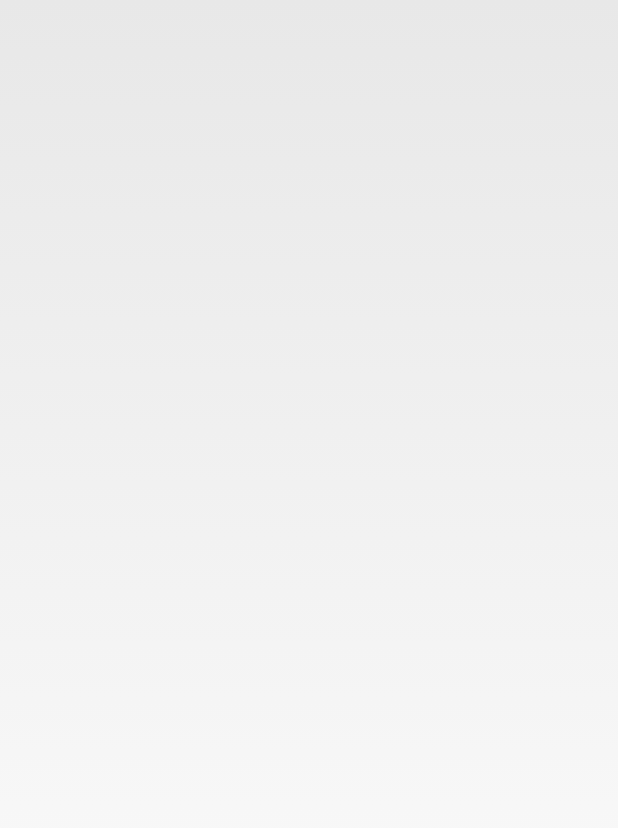
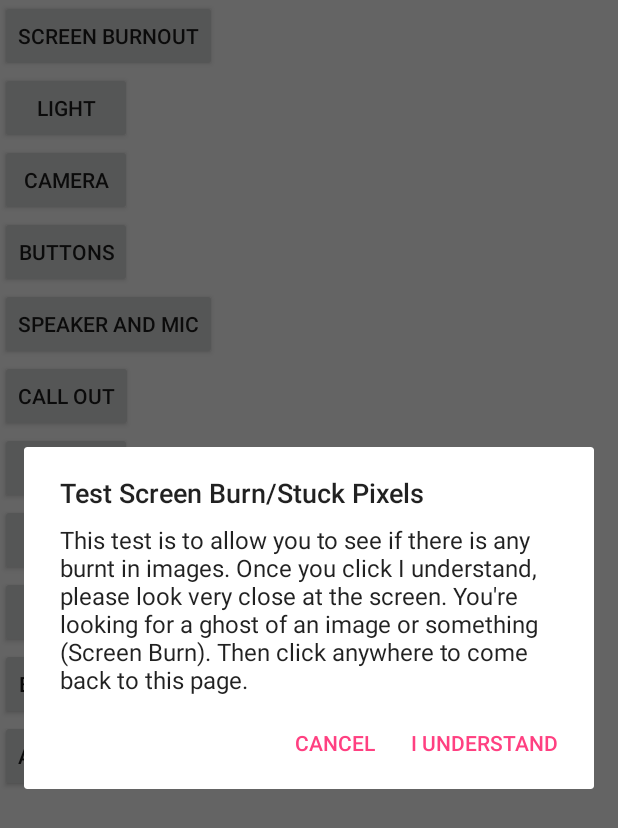
Before and after one commit to crua9/Android-Device-Tester, an Android app: the screen it shows after launch (Screen before the commit, MainActivity after it), after a tap on "SCREEN BURNOUT", on a phone screen of 412 x 824 dp. Shown: the top 828 px of the screen. Run offline under Robolectric (Android 15) with nearby library versions, the phone set to English and light mode, and no system bars.

Commit message:
Added the burnout feature and light
I added the burnout feature and the flashlight

```diff
--- a/app/src/main/AndroidManifest.xml
+++ b/app/src/main/AndroidManifest.xml
@@ -1,6 +1,9 @@
 <?xml version="1.0" encoding="utf-8"?>
 <manifest xmlns:android="http://schemas.android.com/apk/res/android"
     package="com.techreviewsandhelp.devicetester">
+
+    <uses-permission android:name="android.permission.CAMERA" />
+    <uses-feature android:name="android.hardware.camera" />
 
     <application
         android:allowBackup="true"
@@ -19,7 +22,7 @@
         <activity android:name=".Screen"
             android:label="@string/app_name"
             android:theme="@android:style/Theme.Holo.Light.NoActionBar.Fullscreen">
-        </activity>/>
+        </activity>
     </application>
 
 </manifest>
--- a/app/src/main/java/com/techreviewsandhelp/devicetester/MainActivity.java
+++ b/app/src/main/java/com/techreviewsandhelp/devicetester/MainActivity.java
@@ -1,14 +1,26 @@
 package com.techreviewsandhelp.devicetester;
 
 import android.app.Activity;
+import android.app.AlertDialog;
 import android.content.Context;
+import android.content.DialogInterface;
 import android.content.Intent;
+import android.content.pm.PackageManager;
+import android.hardware.Camera;
 import android.support.v7.app.AppCompatActivity;
 import android.os.Bundle;
+import android.util.Log;
+import android.view.Gravity;
 import android.view.View;
+import android.view.ViewGroup;
 import android.widget.Button;
+import android.widget.PopupWindow;
+import android.widget.Toast;
+
+import java.security.Policy;
 
 public class MainActivity extends Activity {
+    private Camera camera;
 
     @Override
     protected void onCreate(Bundle savedInstanceState) {
@@ -26,6 +38,12 @@ public class MainActivity extends Activity {
         Button nfc = (Button)findViewById(R.id.nfc);
         Button bluetooth = (Button)findViewById(R.id.bluetooth);
         Button accelerometer = (Button)findViewById(R.id.accelerometer);
+        Button buttons = (Button)findViewById(R.id.buttons);
+        Button cam = (Button)findViewById(R.id.cam);
+
+
+
+
 
 
 
@@ -36,21 +54,97 @@ public class MainActivity extends Activity {
             @Override
             public void onClick(View v) {
                 // TODO Auto-generated method stub
-                /**
-                 * Maybe a good idea to have something come up to tell the person what to look for.
-                 * Something that the person has to say OK to so they have enough time to read it.
-                 */
+
+                AlertDialog.Builder alertDialogBuilder = new AlertDialog.Builder(
+                        c);
+
+                // set title
+                alertDialogBuilder.setTitle("Test Screen Burn/Stuck Pixels");
+
+                // set dialog message
+                alertDialogBuilder
+                        .setMessage("This test is to allow you to see if there is any burnt in images. Once you click I understand, please look very close at the screen. You're looking for a ghost of an image or something (Screen Burn). Then click anywhere to come back to this page.")
+                        .setCancelable(false)
+                        //set right button
+                        .setPositiveButton("I understand", new DialogInterface.OnClickListener() {
+                            public void onClick(DialogInterface dialog, int id) {
+                                // if this button is clicked, close
+                                // current activity
+                                startActivity(new Intent(c, Screen.class));
+                                finish();
+                            }
+                        })
+                        //set left button
+                        .setNegativeButton("Cancel", new DialogInterface.OnClickListener() {
+                            public void onClick(DialogInterface dialog, int id) {
+                                // if this button is clicked, just close
+                                // the dialog box and do nothing
+                                dialog.cancel();
+                            }
+                        });
+
+                // create alert dialog
+                AlertDialog alertDialog = alertDialogBuilder.create();
+
+                // show it
+                alertDialog.show();
+            }
 
 
-                startActivity(new Intent(c, Screen.class));
-                finish();
-            }
+
         });
 
             //light
         light.setOnClickListener(new View.OnClickListener() {
-            public void onClick(View v) {}
-        });
+            public void onClick(View v) {
+
+                boolean hasFlash;
+
+
+                hasFlash = getApplicationContext().getPackageManager()
+                        .hasSystemFeature(PackageManager.FEATURE_CAMERA_FLASH);
+
+                if (!hasFlash) {
+                    AlertDialog alert = new AlertDialog.Builder(MainActivity.this)
+                            .create();
+                    alert.setTitle("ERROR!!!");
+                    alert.setMessage("Your device doesn't support flashlight");
+                    alert.setButton("OK", new DialogInterface.OnClickListener() {
+                        public void onClick(DialogInterface dialog, int which) {
+                            dialog.cancel();
+
+                        }
+                    });
+                    alert.show();
+                } else {
+
+                                            //ON
+                    camera = Camera.open();
+                    Camera.Parameters p = camera.getParameters();
+                    p.setFlashMode(Camera.Parameters.FLASH_MODE_TORCH);
+                    camera.setParameters(p);
+                    camera.startPreview();
+
+                        AlertDialog alert = new AlertDialog.Builder(MainActivity.this)
+                                    .create();
+                                alert.setTitle("Light");
+                                alert.setMessage("Your LED is on in the back and should be lighting up.");
+                                alert.setButton("OK", new DialogInterface.OnClickListener() {
+                                    public void onClick(DialogInterface dialog, int which) {
+                                //Off
+                                final Camera.Parameters p = camera.getParameters();
+                                p.setFlashMode(Camera.Parameters.FLASH_MODE_OFF);
+                                camera.setParameters(p);
+                                camera.stopPreview();
+                                camera.release();
+                                camera = null;
+
+
+                            }
+                        });
+                        alert.show();
+
+                    }}});
 
             //speaker
         speaker.setOnClickListener(new View.OnClickListener() {
@@ -87,6 +181,14 @@ public class MainActivity extends Activity {
             public void onClick(View v) {}
         });
 
+            //Butttons
+        buttons.setOnClickListener(new View.OnClickListener() {
+            public void onClick(View v) {}
+        });
 
+            //Camera
+        cam.setOnClickListener(new View.OnClickListener() {
+            public void onClick(View v) {}
+        });
     }
 }
--- a/app/src/main/res/layout/activity_main.xml
+++ b/app/src/main/res/layout/activity_main.xml
@@ -27,6 +27,16 @@
                 android:text="Light"
                 android:id="@+id/light" />
 
+            <Button
+                android:layout_width="wrap_content"
+                android:layout_height="wrap_content"
+                android:text="Camera"
+                android:id="@+id/cam" />
+            <Button
+                android:layout_width="wrap_content"
+                android:layout_height="wrap_content"
+                android:text="Buttons"
+                android:id="@+id/buttons" />
             <Button
                 android:layout_width="wrap_content"
                 android:layout_height="wrap_content"
--- a/app/src/main/res/values/strings.xml
+++ b/app/src/main/res/values/strings.xml
@@ -1,3 +1,4 @@
 <resources>
     <string name="app_name">Device Tester</string>
+    <string name="b">1</string>
 </resources>
```
Also changed, not shown: app/src/main/java/com/techreviewsandhelp/devicetester/Screen.java (+9 -0 lines).
